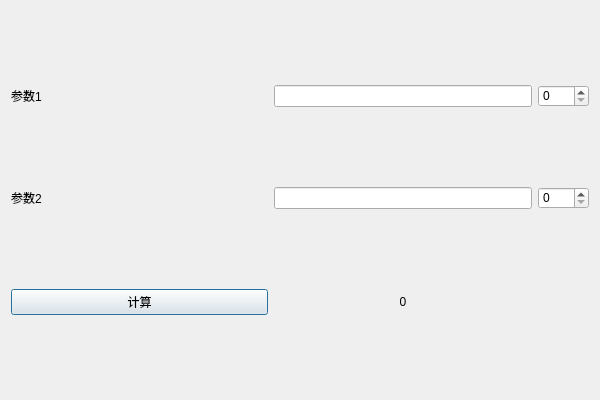
OrangeCatNinja/Demo, file QtProjects/QtCustomWidget/QtWidgetsDemo.ui: the form before one commit.
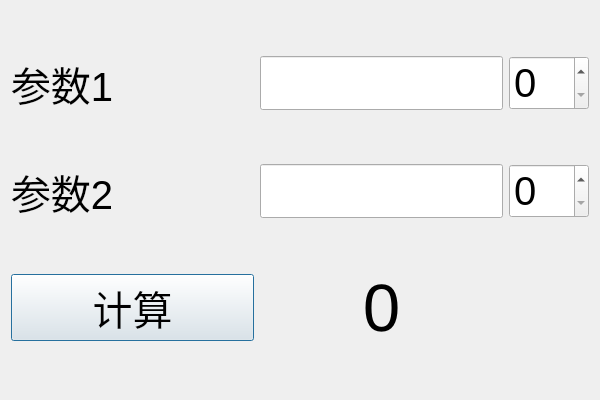
The form after the commit.

Commit message: Qt Demo完成

```diff
--- a/QtProjects/QtCustomWidget/QtWidgetsDemo.ui
+++ b/QtProjects/QtCustomWidget/QtWidgetsDemo.ui
@@ -10,6 +10,11 @@
     <height>400</height>
    </rect>
   </property>
+  <property name="font">
+   <font>
+    <pointsize>30</pointsize>
+   </font>
+  </property>
   <property name="windowTitle">
    <string>QtWidgetsDemo</string>
   </property>
@@ -21,32 +26,62 @@
   <layout class="QGridLayout" name="gridLayout" columnstretch="5,5,1">
    <item row="0" column="0">
     <widget class="QLabel" name="label">
+     <property name="font">
+      <font>
+       <pointsize>30</pointsize>
+      </font>
+     </property>
      <property name="text">
       <string>参数1</string>
      </property>
     </widget>
    </item>
    <item row="0" column="1">
-    <widget class="QLineEdit" name="num1"/>
+    <widget class="QLineEdit" name="num1">
+     <property name="font">
+      <font>
+       <pointsize>30</pointsize>
+      </font>
+     </property>
+    </widget>
    </item>
    <item row="0" column="2">
-    <widget class="QSpinBox" name="spinBoxNum1"/>
+    <widget class="QSpinBox" name="spinBoxNum1">
+     <property name="font">
+      <font>
+       <pointsize>30</pointsize>
+      </font>
+     </property>
+    </widget>
    </item>
    <item row="1" column="0">
     <widget class="QLabel" name="label_2">
+     <property name="font">
+      <font>
+       <pointsize>30</pointsize>
+      </font>
+     </property>
      <property name="text">
       <string>参数2</string>
      </property>
     </widget>
    </item>
    <item row="1" column="1">
-    <widget class="QLineEdit" name="num2"/>
-   </item>
-   <item row="1" column="2">
-    <widget class="QSpinBox" name="spinBoxNum2"/>
+    <widget class="QLineEdit" name="num2">
+     <property name="font">
+      <font>
+       <pointsize>30</pointsize>
+      </font>
+     </property>
+    </widget>
    </item>
    <item row="2" column="0">
     <widget class="QPushButton" name="btnCalculate">
+     <property name="font">
+      <font>
+       <pointsize>30</pointsize>
+      </font>
+     </property>
      <property name="text">
       <string>计算</string>
      </property>
@@ -54,6 +89,11 @@
    </item>
    <item row="2" column="1">
     <widget class="QLabel" name="result">
+     <property name="font">
+      <font>
+       <pointsize>50</pointsize>
+      </font>
+     </property>
      <property name="text">
       <string>0</string>
      </property>
@@ -62,6 +102,15 @@
      </property>
     </widget>
    </item>
+   <item row="1" column="2">
+    <widget class="QSpinBox" name="spinBoxNum2">
+     <property name="font">
+      <font>
+       <pointsize>30</pointsize>
+      </font>
+     </property>
+    </widget>
+   </item>
   </layout>
  </widget>
  <layoutdefault spacing="6" margin="11"/>
```
The commit also changes 12 other files.
